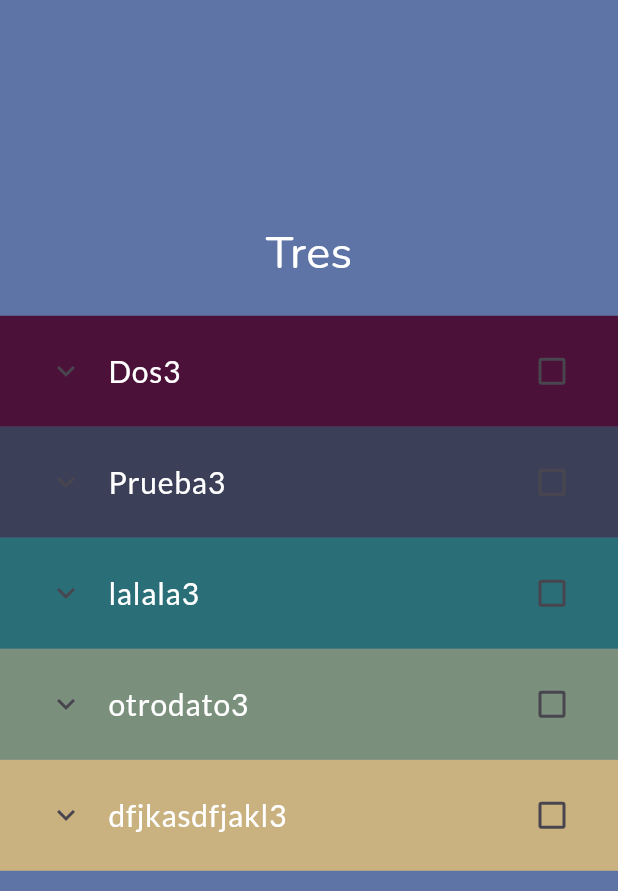
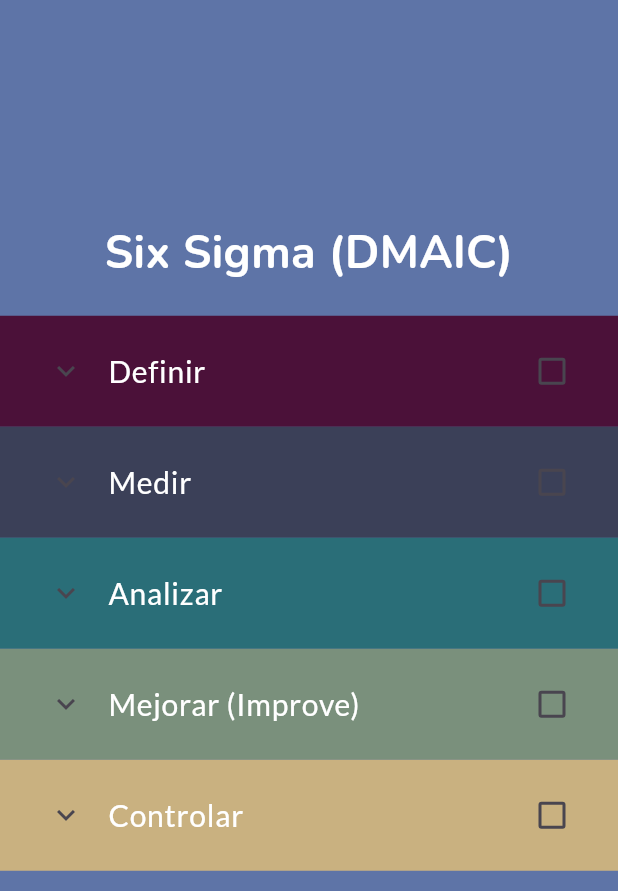
Before and after one commit to javert-galicia/admin_processes, a Flutter app: the screen it shows after launch, swiped to page 3, on a phone screen of 412 x 824 dp, the part 84-975 px from its top. Run offline on Flutter 3.47's test engine with Material 3 defaults, Android fonts, the phone set to English and light mode, and no system bars.

Commit message:
Preview version.

```diff
--- a/lib/data/process_list.dart
+++ b/lib/data/process_list.dart
@@ -1,11 +1,25 @@
+import 'package:admin_processes/model/process_stage.dart';
 import 'package:admin_processes/model/process_study.dart';
 
-const processList = [
-  ProcessStudy('Uno', ['Dos', 'Prueba'], ['Tres', 'Probando']),
-  ProcessStudy('Dos', ['Cuatro', 'qweweqeqqeqw', 'khglhklgkhlg'],
-      ['Cinco', 'wqeqwewqeqwe', 'dfdsfdsfdsfsd']),
-  ProcessStudy(
-      'Tres',
-      ['Dos3', 'Prueba3', 'lalala3', 'otrodato3', 'dfjkasdfjakl3'],
-      ['Tres3', 'Probando3', 'dfsdfdfdsf', 'otro dato', 'posdpfodpfosd3']),
+final List<ProcessStudy> processList = [
+  ProcessStudy('Proceso Administrativo', [
+    ProcessStage('Planeación', 'Establecer objetivos y determinar las acciones necesarias para lograrlos.'),
+    ProcessStage('Organización', 'Asignar recursos, tareas y responsabilidades para alcanzar los objetivos.'),
+    ProcessStage('Dirección', 'Liderar, motivar y guiar a los empleados para cumplir con las metas establecidas.'),
+    ProcessStage('Control', 'Evaluar el desempeño y tomar medidas correctivas si es necesario para asegurar que se cumplen los objetivos.'),
+  ]),
+  ProcessStudy('5S', [
+    ProcessStage('Seiri (Clasificar)', 'Eliminar lo innecesario del área de trabajo, quedándote solo con lo esencial.'),
+    ProcessStage('Seiton (Ordenar)', 'Organizar y etiquetar los elementos de manera que sean fáciles de encontrar y usar.'),
+    ProcessStage('Seiso (Limpiar)', 'Mantener el lugar de trabajo limpio y ordenado a diario.'),
+    ProcessStage('Seiketsu (Estandarizar)','Establecer normas y procedimientos para mantener el orden y la limpieza.'),
+    ProcessStage('Shitsuke (Disciplina)','Fomentar la autodisciplina y el compromiso con las prácticas de las 5S para asegurar su continuidad.'),
+  ]),
+  ProcessStudy('Six Sigma (DMAIC)', [
+    ProcessStage('Definir', 'Identificar el problema o la oportunidad de mejora.'),
+    ProcessStage('Medir', 'Recopilar datos relevantes para entender el problema.'),
+    ProcessStage('Analizar', 'Examinar los datos para identificar las causas raíz del problema.'),
+    ProcessStage('Mejorar (Improve)', 'Desarrollar y aplicar soluciones para abordar las causas raíz.'),
+    ProcessStage('Controlar', 'Implementar controles para asegurar que las mejoras se mantengan.'),
+  ]),
 ];
--- /dev/null
+++ b/lib/model/process_stage.dart
@@ -0,0 +1,5 @@
+class ProcessStage {
+  ProcessStage(this.stage, this.description);
+  final String stage;
+  final String description;
+}
--- a/lib/model/process_study.dart
+++ b/lib/model/process_study.dart
@@ -1,7 +1,8 @@
+import 'package:admin_processes/model/process_stage.dart';
+
 class ProcessStudy {
-  const ProcessStudy(this.title, this.stages, this.description);
+  const ProcessStudy(this.title, this.processStage);
 
   final String title;
-  final List<String> stages;
-  final List<String> description;
+  final List<ProcessStage> processStage;
 }
--- a/lib/view/process_items.dart
+++ b/lib/view/process_items.dart
@@ -1,3 +1,4 @@
+import 'package:admin_processes/model/process_stage.dart';
 import 'package:flutter/material.dart';
 import 'package:admin_processes/data/process_list.dart';
 
@@ -36,8 +37,7 @@ class _ProcessItemsState extends State<ProcessItems> {
   Widget build(BuildContext context) {
     int k = widget.indexPage;
     String title = processList[k].title;
-    List<String> currentListSteps = processList[k].stages;
-    List<String> currentListDescr = processList[k].description;
+    List<ProcessStage> currentListSteps = processList[k].processStage.toList();
 
     checkBoxFilled(currentListSteps.length);
     backColor(k);
@@ -53,6 +53,7 @@ class _ProcessItemsState extends State<ProcessItems> {
               color: k%2 != 0 ? Colors.black : Colors.white,
               fontSize: 30,
               fontFamily: 'Nunito',
+              fontWeight: FontWeight.bold,
             ),
           ),
           const SizedBox(
@@ -70,7 +71,7 @@ class _ProcessItemsState extends State<ProcessItems> {
                     shape: const Border(),
                     controlAffinity: ListTileControlAffinity.leading,
                     title: Text(
-                      currentListSteps[index],
+                      currentListSteps[index].stage,
                       style: const TextStyle(
                         color: Colors.white,
                         fontSize: 20,
@@ -79,14 +80,18 @@ class _ProcessItemsState extends State<ProcessItems> {
                     ),
                     children: [
                       Card.outlined(
-                        color: Colors.white,
+                        color: const Color.fromARGB(255, 254, 232, 159),
                         child: Row(
                           mainAxisAlignment: MainAxisAlignment.spaceBetween,
                           children: [
                             Padding(
                               padding:
                                   const EdgeInsets.symmetric(horizontal: 10),
-                              child: Text(currentListDescr[index]),
+                              child: Text(currentListSteps[index].description,style: const TextStyle(
+                                fontFamily: 'Lato',
+                                fontSize: 15,
+                                fontWeight: FontWeight.bold,
+                              ),),
                             ),
                           ],
                         ),
```
